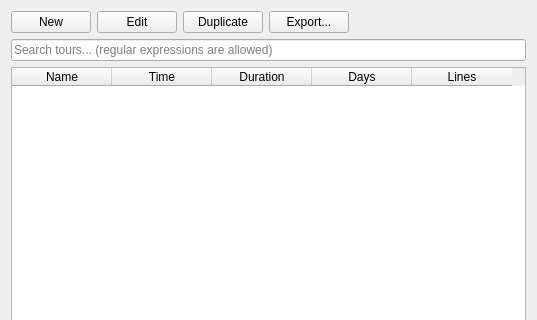
Qt form Widgets/WdgTours.ui (ma7t3/ScheduleMaster) before a commit; both pictures show x 0 to 537 and y 0 to 320 of the 537 by 588 pixel window.
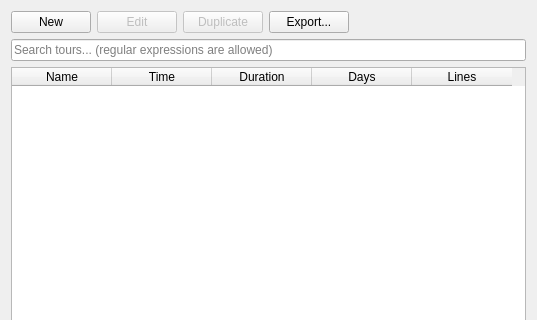
The same form after that commit.

Commit message: added multi-selection to tour list

Patch:
```diff
--- a/Widgets/WdgTours.ui
+++ b/Widgets/WdgTours.ui
@@ -25,6 +25,9 @@
      </item>
      <item>
       <widget class="QPushButton" name="pbTourEdit">
+       <property name="enabled">
+        <bool>false</bool>
+       </property>
        <property name="text">
         <string>Edit</string>
        </property>
@@ -32,6 +35,9 @@
      </item>
      <item>
       <widget class="QPushButton" name="pbTourDuplicate">
+       <property name="enabled">
+        <bool>false</bool>
+       </property>
        <property name="text">
         <string>Duplicate</string>
        </property>
```
Left out of the diff: 3 changed lines with no effect on the pictures. The commit also changes 5 other files.
